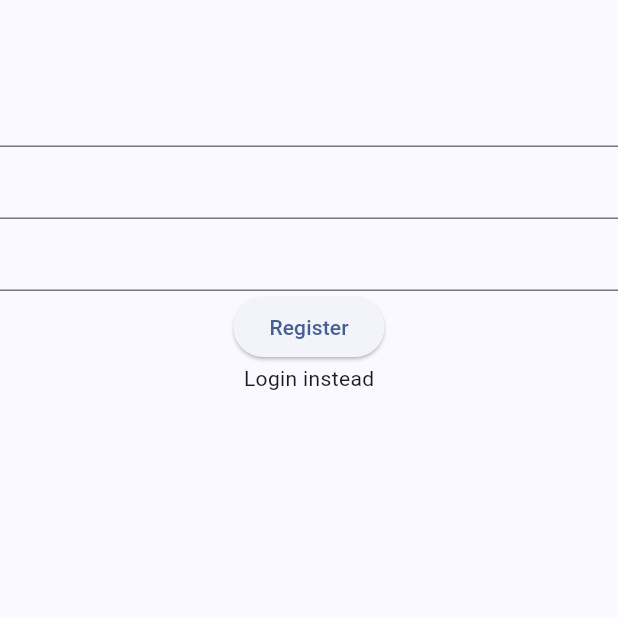
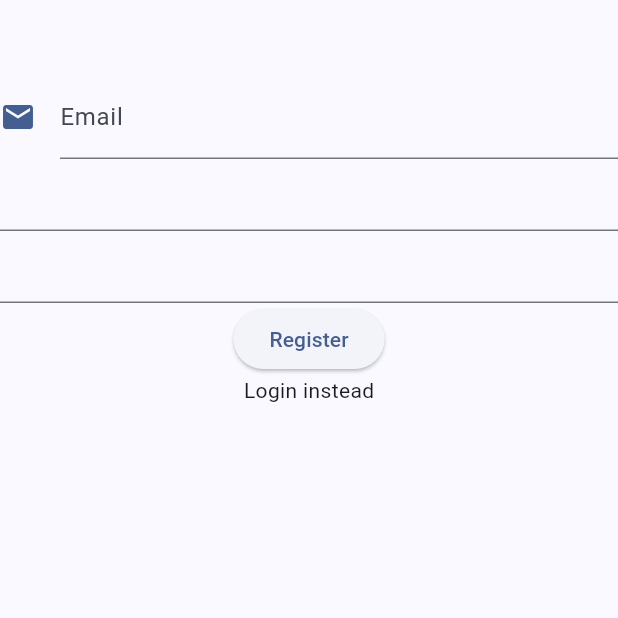
Before and after one commit to rolandoreds/BeaconAPP1, a Flutter app: the screen it shows after launch, on a phone screen of 412 x 824 dp, the top half of it. Run offline on Flutter 3.47's test engine with Material 3 defaults, Android fonts, the light colour scheme and no system bars.

Commit message:
Created  "email" for  the input and a function class thingy

```diff
--- a/beaconapp/lib/authentication_screen.dart
+++ b/beaconapp/lib/authentication_screen.dart
@@ -8,6 +8,8 @@ class AuthenticationScreen extends StatefulWidget {
 }
 
 class _AuthenticationScreenState extends State<AuthenticationScreen> {
+  final emailController = TextEditingController();
+
   @override
   Widget build(BuildContext context) {
     return Scaffold(
@@ -15,7 +17,17 @@ class _AuthenticationScreenState extends State<AuthenticationScreen> {
         child: Column(
           children: [
             const SizedBox(height: 50),
-            TextFormField(),
+            TextFormField(
+              controller: emailController,
+              decoration: InputDecoration(
+                floatingLabelStyle: Theme.of(context).textTheme.titleLarge,
+                icon: Icon(
+                  Icons.email,
+                  color: Theme.of(context).primaryColor,
+                ),
+                labelText: 'Email',
+              ),
+            ), // eamil getter
             TextFormField(),
             TextFormField(),
             ElevatedButton(
```
Also changed, not shown: beaconapp/lib/authentication_text_form_field.dart (added, +29 -0 lines).
